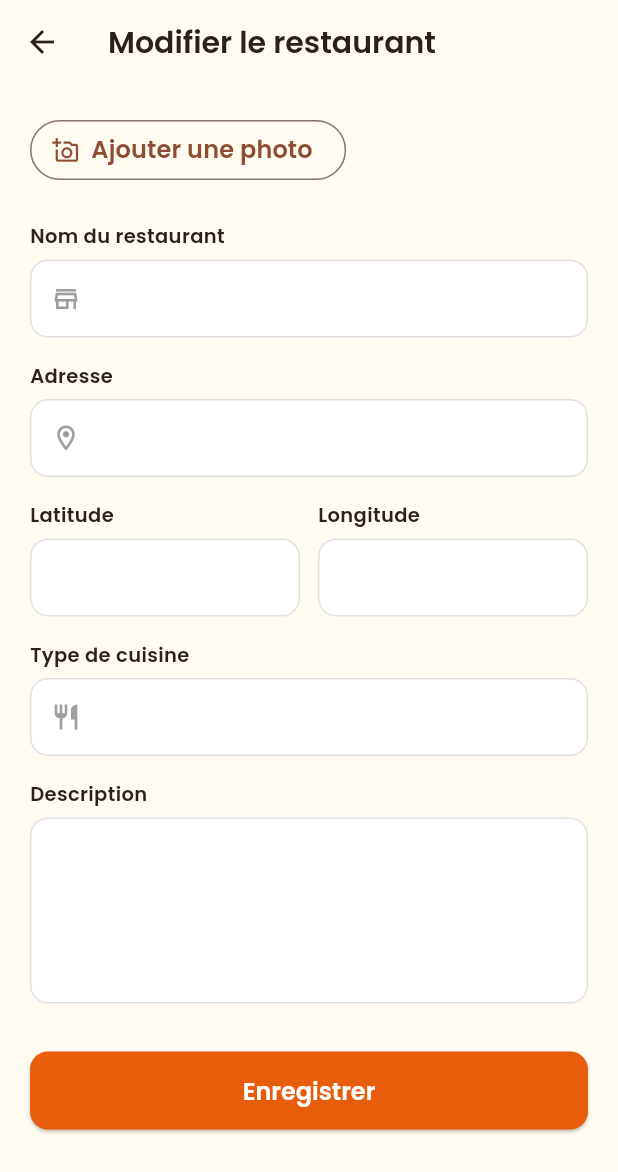
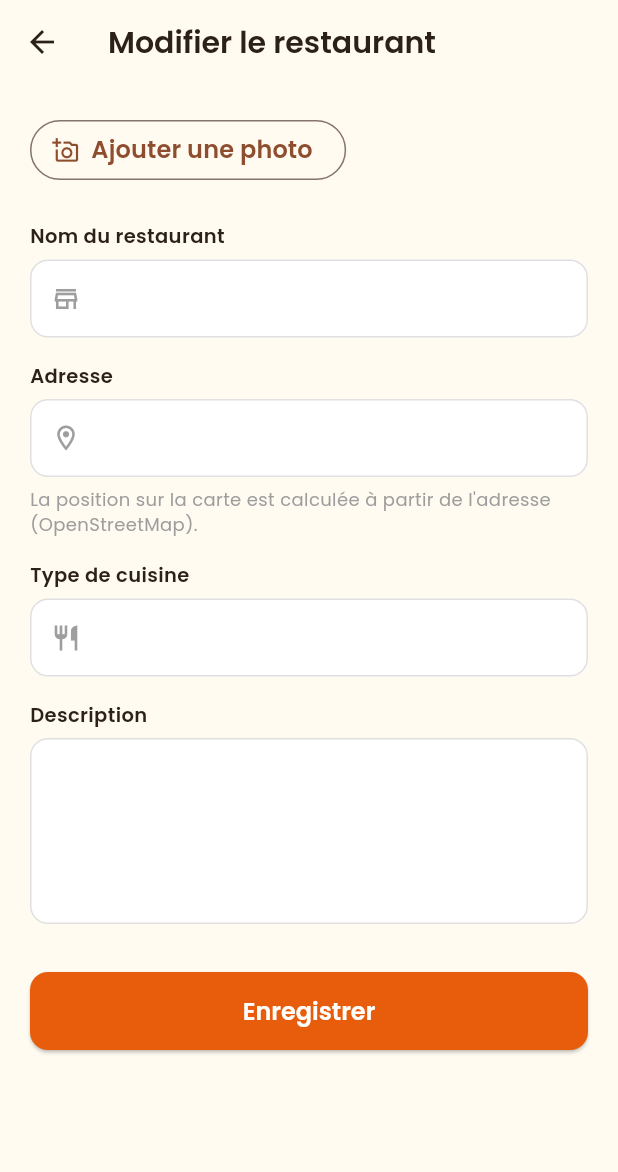
Before and after one commit to anasbenrjab/Projet_D-veloppement_Mobile_5SAE1, a Flutter app: the EditRestaurantProfileScreen screen opened by its route, on a phone screen of 412 x 824 dp. Shown: the top 1172 px of the screen. Run offline on Flutter 3.47's test engine with Material 3 defaults, Android fonts, the phone set to English and light mode, and no system bars; our stand-ins replace flutter_riverpod, flutter_secure_storage, google_fonts, image_picker, sqflite, sqflite_common_ffi_web; missing offline and left inert: cryptography; accounts and stored records are empty.

Commit message:
feat(profile): geocode restaurant address in the background after save

```diff
--- a/tablego/lib/features/profile/presentation/screens/edit_restaurant_profile_screen.dart
+++ b/tablego/lib/features/profile/presentation/screens/edit_restaurant_profile_screen.dart
@@ -2,6 +2,7 @@ import 'package:flutter/material.dart';
 import 'package:flutter_riverpod/flutter_riverpod.dart';
 import 'package:image_picker/image_picker.dart';
 
+import '../../../../core/theme/app_colors.dart';
 import '../../../../shared/widgets/photo_image.dart';
 import '../../../../features/auth/providers/auth_provider.dart';
 import '../../../../shared/widgets/app_button.dart';
@@ -24,8 +25,6 @@ class _EditRestaurantProfileScreenState
   final _addressCtrl = TextEditingController();
   final _cuisineCtrl = TextEditingController();
   final _descCtrl    = TextEditingController();
-  final _latCtrl     = TextEditingController();
-  final _lngCtrl     = TextEditingController();
   bool _initialized  = false;
 
   @override
@@ -34,8 +33,6 @@ class _EditRestaurantProfileScreenState
     _addressCtrl.dispose();
     _cuisineCtrl.dispose();
     _descCtrl.dispose();
-    _latCtrl.dispose();
-    _lngCtrl.dispose();
     super.dispose();
   }
 
@@ -46,8 +43,6 @@ class _EditRestaurantProfileScreenState
     _addressCtrl.text = profile.address ?? '';
     _cuisineCtrl.text = profile.cuisineType ?? '';
     _descCtrl.text    = profile.description ?? '';
-    _latCtrl.text     = profile.latitude?.toString() ?? '';
-    _lngCtrl.text     = profile.longitude?.toString() ?? '';
   }
 
   Future<void> _addPhoto() async {
@@ -89,8 +84,6 @@ class _EditRestaurantProfileScreenState
               address:     _addressCtrl.text.trim(),
               cuisineType: _cuisineCtrl.text.trim(),
               description: _descCtrl.text.trim(),
-              latitude:    double.tryParse(_latCtrl.text.trim()),
-              longitude:   double.tryParse(_lngCtrl.text.trim()),
             );
 
     if (!mounted) return;
@@ -165,27 +158,11 @@ class _EditRestaurantProfileScreenState
                 controller: _addressCtrl,
                 prefixIcon: Icons.location_on_outlined,
               ),
-              const SizedBox(height: 16),
-              Row(
-                children: [
-                  Expanded(
-                    child: AppTextField(
-                      label: 'Latitude',
-                      controller: _latCtrl,
-                      keyboardType: const TextInputType.numberWithOptions(
-                          decimal: true),
-                    ),
-                  ),
-                  const SizedBox(width: 12),
-                  Expanded(
-                    child: AppTextField(
-                      label: 'Longitude',
-                      controller: _lngCtrl,
-                      keyboardType: const TextInputType.numberWithOptions(
-                          decimal: true),
-                    ),
-                  ),
-                ],
+              const SizedBox(height: 6),
+              const Text(
+                'La position sur la carte est calculée à partir de l\'adresse '
+                '(OpenStreetMap).',
+                style: TextStyle(fontSize: 12, color: AppColors.grey500),
               ),
               const SizedBox(height: 16),
               AppTextField(
```
Also changed, not shown: tablego/lib/features/profile/data/repositories/profile_repository.dart (+71 -4 lines), tablego/lib/features/profile/providers/profile_provider.dart (+21 -2 lines).
